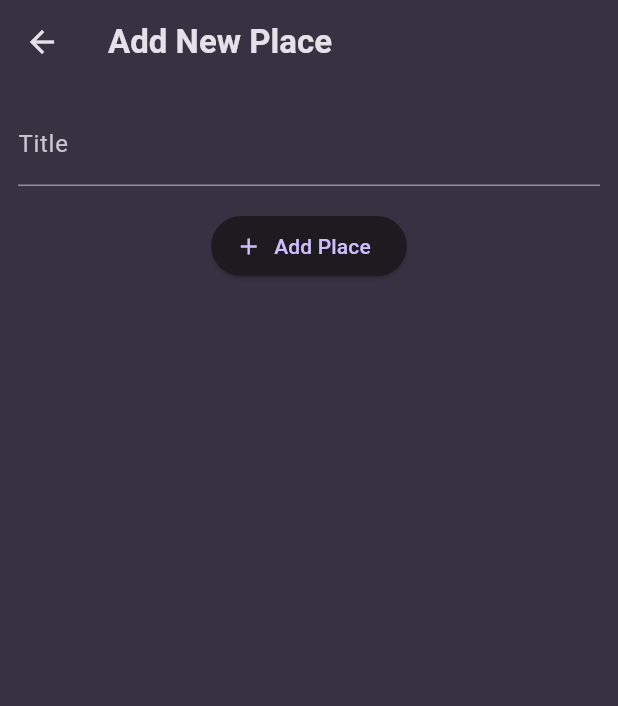
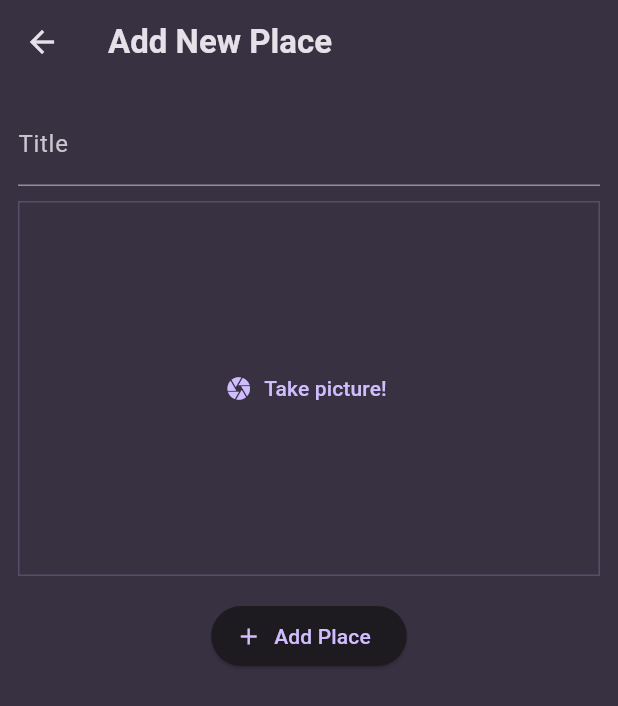
Before and after one commit to nagatetsu08/flutter_favorite_places, a Flutter app: the AddPlaceScreen screen opened directly, on a phone screen of 412 x 824 dp. Shown: the top 706 px of the screen. Run offline on Flutter 3.47's test engine with Material 3 defaults, Android fonts, the phone set to English and light mode, and no system bars; our stand-ins replace flutter_riverpod, google_fonts, image_picker.

Commit message:
Picture機能実装

```diff
--- a/lib/screens/add_place.dart
+++ b/lib/screens/add_place.dart
@@ -1,4 +1,5 @@
 import 'package:flutter/material.dart';
+import 'package:flutter_favorite_place/widgets/image_input.dart';
 import 'package:flutter_riverpod/flutter_riverpod.dart';
 
 import 'package:flutter_favorite_place/provider/user_places.dart';
@@ -66,6 +67,11 @@
               controller: _titleController,
               style: TextStyle(color: Theme.of(context).colorScheme.onSurface),
             ),
+            // Image Input
+            const SizedBox(height: 10),
+            ImageInput(
+
+            ),
             const SizedBox(height: 16),
             // icon付きElevatedButtonff
             ElevatedButton.icon(
--- /dev/null
+++ b/lib/widgets/image_input.dart
@@ -0,0 +1,76 @@
+import 'package:flutter/material.dart';
+import 'dart:io';
+
+import 'package:image_picker/image_picker.dart';
+
+class ImageInput extends StatefulWidget{
+  const ImageInput({super.key});
+
+  @override
+  State<ImageInput> createState() {
+    return _ImageInputState();
+  }
+}
+
+class _ImageInputState extends State<ImageInput> {
+
+  // 型が定義すれているものはvarはいらない。dartではvarは型推論なので、勝手に型を保管してくれる。
+  // selecteImageは撮影しない場合やキャンセルの場合もあるのでnull許容
+  // なお、ImagePickerは公式ドキュメントではXFile?を扱うことになっているが、このアプリでは後でPreview表示が必要となっていて
+  // プレビュー表示のときにFileオブジェクトを渡す必要があるので、あえてFileオブジェクトで初期化している。
+  File? _selectedImage;
+
+  void _takePicture() async {
+    final ImagePicker imagePicker= ImagePicker();
+    final pickedImage = await imagePicker.pickImage(
+      source: ImageSource.camera,
+      maxWidth: 600,
+    );
+    if(pickedImage == null) {
+      return;
+    }
+    // XFile型をFile型に変換している
+    setState(() {
+      _selectedImage = File(pickedImage.path);
+    });
+  }
+
+  @override
+  Widget build(BuildContext context) {
+
+    Widget content = TextButton.icon(
+      icon: Icon(Icons.camera),
+      onPressed: _takePicture,
+      label: const Text('Take picture!'),
+    );
+
+    if(_selectedImage != null) {
+      // 子ウィジェットのあらゆるジェスチャーに対応できる
+      content = GestureDetector(
+        onTap: _takePicture,
+        // ここでプレビュー表示するために、イメージがFile型である必要がある。
+        child: Image.file(
+          _selectedImage!,
+          fit: BoxFit.cover, // 画像の自動サイズ調整をいい感じにしてくれる。（エリア全体にfitするように）
+          height: double.infinity,
+          width: double.infinity,
+        ),
+      );
+    }
+
+    // Containerウィジェットを使えばサイズとかをリサイズできて便利
+    return Container(
+      // 枠に関するデコレーション
+      decoration: BoxDecoration(
+        border: Border.all(
+          width: 1,
+          color: Theme.of(context).colorScheme.primary.withValues(alpha: 0.2)
+        ),
+      ),
+      height: 250,
+      width: double.infinity,
+      alignment: Alignment.center,
+      child: content,
+    );
+  }
+}
--- a/pubspec.yaml
+++ b/pubspec.yaml
@@ -37,6 +37,7 @@
   google_fonts: ^6.3.1
   uuid: ^4.5.1
   flutter_riverpod: ^3.0.0
+  image_picker: ^1.2.0
 
 dev_dependencies:
   flutter_test:
```
Also changed, not shown: lib/screens/place_detail.dart (added, +30 -0 lines), lib/widgets/places_list.dart (+8 -0 lines), lib/screens/places_detail.dart (deleted), 8 other files.
